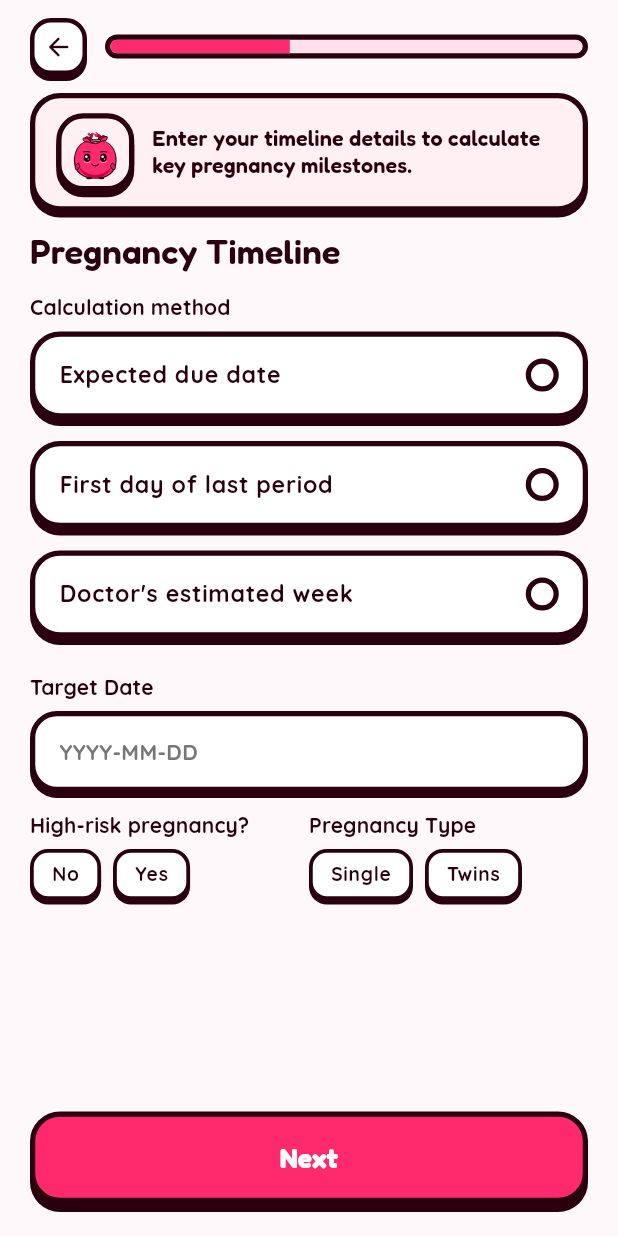
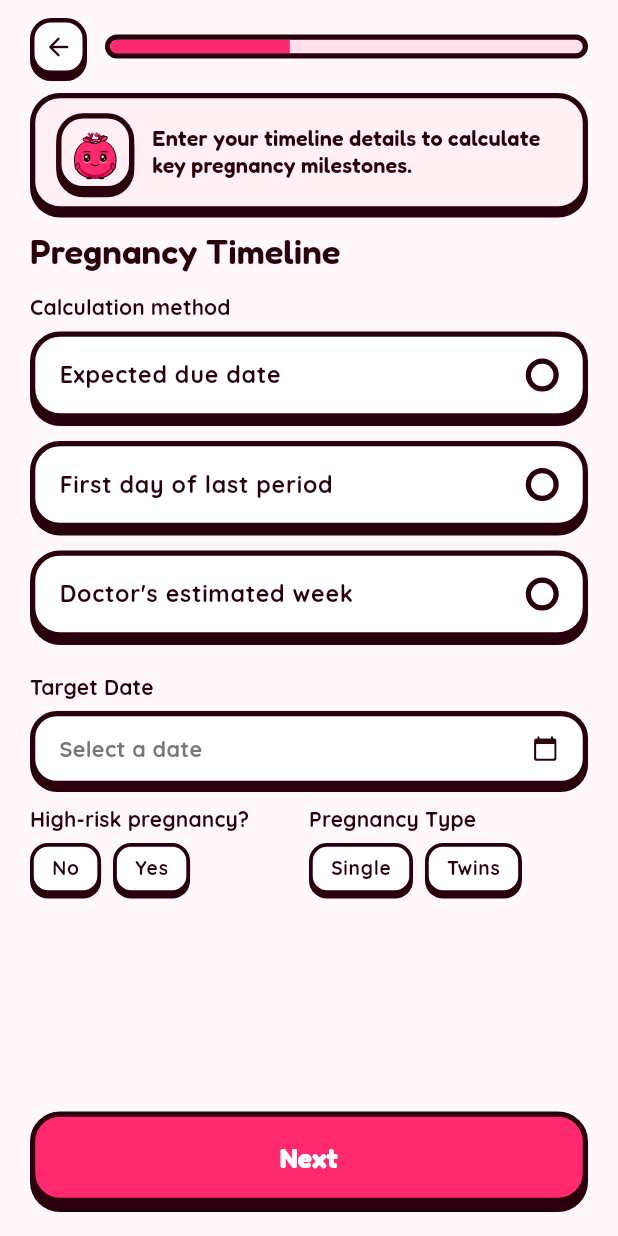
Before and after one commit to OswaldShilo/Eve, a Flutter app: the PregnantDueScreen screen opened directly with empty values, on a phone screen of 412 x 824 dp. Run offline on Flutter 3.47's test engine with Material 3 defaults, Android fonts, the phone set to English and light mode, and no system bars; our stand-ins replace appwrite, flutter_riverpod, go_router, google_fonts, printing; network calls fail.

Commit message:
feat(onboarding): UX step 4 — validation, Android back, due-date picker, busy states
- canContinueFrom(): Profile needs a name (numbers optional but numeric,
  with 'Enter a number' errors), Life-Stage needs a stage, Partner
  Relationship needs a relation; other screens stay optional as in the mock.
- OnboardingScaffold wraps the survey in PopScope so Android back steps
  back through the flow instead of exiting; Completion back returns to the
  last survey screen.
- Pregnancy 'Target Date' is a date picker storing YYYY-MM-DD.
- Auth: the tapped sign-in button spins and both ignore taps until done;
  Completion: 'Enter EVE' spins while saving and saves only once.
- Welcome's 'Joining a partner?' link is laid out under Begin Setup instead
  of stacked over it.
- Tests: profile/lifestage/partner-rel tests now satisfy validation first
  (intended behaviour change); new validation, back-navigation (handlePopRoute),
  date picker, busy and double-tap tests.

Co-Authored-By: Claude Opus 5.5 <noreply@anthropic.com>

```diff
--- a/EVE_MOBILE/app/lib/features/onboarding/presentation/screens/lifestage_screen.dart
+++ b/EVE_MOBILE/app/lib/features/onboarding/presentation/screens/lifestage_screen.dart
@@ -2,6 +2,7 @@ import 'package:flutter/material.dart';
 import 'package:flutter_riverpod/flutter_riverpod.dart';
 import 'package:eve_app/features/mascot/eve_emotion.dart';
 import 'package:eve_app/features/onboarding/domain/onboarding_state.dart';
+import 'package:eve_app/features/onboarding/domain/onboarding_validation.dart';
 import 'package:eve_app/features/onboarding/presentation/widgets/onboarding_scaffold.dart';
 import 'package:eve_app/features/onboarding/presentation/widgets/option_list.dart';
 
@@ -39,6 +40,7 @@ class LifeStageScreen extends ConsumerWidget {
       primaryLabel: 'Continue',
       onPrimaryPressed: onContinue,
       onBack: onBack,
+      primaryEnabled: canContinueFrom('lifestage', state),
       child: OptionList(
         items: _items,
         mode: OptionSelectionMode.single,
--- a/EVE_MOBILE/app/lib/features/onboarding/presentation/screens/partner_rel_screen.dart
+++ b/EVE_MOBILE/app/lib/features/onboarding/presentation/screens/partner_rel_screen.dart
@@ -2,6 +2,7 @@ import 'package:flutter/material.dart';
 import 'package:flutter_riverpod/flutter_riverpod.dart';
 import 'package:eve_app/features/mascot/eve_emotion.dart';
 import 'package:eve_app/features/onboarding/domain/onboarding_state.dart';
+import 'package:eve_app/features/onboarding/domain/onboarding_validation.dart';
 import 'package:eve_app/features/onboarding/presentation/widgets/onboarding_scaffold.dart';
 import 'package:eve_app/features/onboarding/presentation/widgets/option_list.dart';
 
@@ -36,6 +37,7 @@ class PartnerRelScreen extends ConsumerWidget {
       primaryLabel: 'Next',
       onPrimaryPressed: onContinue,
       onBack: onBack,
+      primaryEnabled: canContinueFrom('partner-rel', state),
       child: OptionList(
         items: _items,
         mode: OptionSelectionMode.single,
--- a/EVE_MOBILE/app/lib/features/onboarding/presentation/screens/pregnant_due_screen.dart
+++ b/EVE_MOBILE/app/lib/features/onboarding/presentation/screens/pregnant_due_screen.dart
@@ -1,5 +1,7 @@
 import 'package:flutter/material.dart';
 import 'package:flutter_riverpod/flutter_riverpod.dart';
+import 'package:intl/intl.dart';
+import 'package:eve_app/core/theme/eve_theme.dart';
 import 'package:eve_app/features/mascot/eve_emotion.dart';
 import 'package:eve_app/features/onboarding/domain/onboarding_state.dart';
 import 'package:eve_app/features/onboarding/presentation/widgets/onboarding_scaffold.dart';
@@ -52,12 +54,11 @@ class PregnantDueScreen extends ConsumerWidget {
             onToggle: (v) => notifier.setField('dueMethod', v),
           ),
           const SizedBox(height: 8),
-          EveTextField(
-            label: 'Target Date',
-            fieldKey: const Key('pregnant-due-date-field'),
-            hintText: 'YYYY-MM-DD',
-            initialValue: state.dueDate,
-            onChanged: (v) => notifier.setField('dueDate', v),
+          const EveFormLabel('Target Date'),
+          _DateField(
+            key: const Key('pregnant-due-date-field'),
+            value: state.dueDate,
+            onPicked: (v) => notifier.setField('dueDate', v),
           ),
           const SizedBox(height: 8),
           Row(
@@ -96,3 +97,64 @@ class PregnantDueScreen extends ConsumerWidget {
     );
   }
 }
+
+/// The mock's `<input type="date" class="form-input">`: an outlined field
+/// that opens the platform date picker. Stores `YYYY-MM-DD` in
+/// `OnboardingState.dueDate`, the format the onboarding mapper parses.
+class _DateField extends StatelessWidget {
+  const _DateField({super.key, required this.value, required this.onPicked});
+
+  final String value;
+  final ValueChanged<String> onPicked;
+
+  Future<void> _pick(BuildContext context) async {
+    final today = DateUtils.dateOnly(DateTime.now());
+    final current = DateTime.tryParse(value);
+    final first = today.subtract(const Duration(days: 300));
+    final last = today.add(const Duration(days: 300));
+    final initial = current != null && !current.isBefore(first) && !current.isAfter(last)
+        ? current
+        : today.add(const Duration(days: 140));
+    final picked = await showDatePicker(
+      context: context,
+      initialDate: initial,
+      firstDate: first,
+      lastDate: last,
+      helpText: 'Target Date',
+    );
+    if (picked != null) onPicked(DateFormat('yyyy-MM-dd').format(picked));
+  }
+
+  @override
+  Widget build(BuildContext context) {
+    final tokens = EveTokens.of(context);
+    final text = Theme.of(context).textTheme.bodyMedium!;
+    final parsed = DateTime.tryParse(value);
+    return Padding(
+      padding: const EdgeInsets.only(bottom: 4),
+      child: Semantics(
+        button: true,
+        label: 'Target Date',
+        value: parsed == null ? 'Not set' : DateFormat.yMMMMd().format(parsed),
+        child: GestureDetector(
+          onTap: () => _pick(context),
+          child: Container(
+            decoration: eveOutlined(color: tokens.card, radius: 18, shadow: 4),
+            padding: const EdgeInsets.symmetric(horizontal: 16, vertical: 12),
+            child: Row(
+              children: [
+                Expanded(
+                  child: Text(
+                    parsed == null ? 'Select a date' : DateFormat.yMMMd().format(parsed),
+                    style: text.copyWith(color: parsed == null ? tokens.muted : tokens.ink),
+                  ),
+                ),
+                Icon(Icons.calendar_today_rounded, size: 18, color: tokens.ink),
+              ],
+            ),
+          ),
+        ),
+      ),
+    );
+  }
+}
--- a/EVE_MOBILE/app/lib/features/onboarding/presentation/screens/profile_screen.dart
+++ b/EVE_MOBILE/app/lib/features/onboarding/presentation/screens/profile_screen.dart
@@ -2,6 +2,7 @@ import 'package:flutter/material.dart';
 import 'package:flutter_riverpod/flutter_riverpod.dart';
 import 'package:eve_app/features/mascot/eve_emotion.dart';
 import 'package:eve_app/features/onboarding/domain/onboarding_state.dart';
+import 'package:eve_app/features/onboarding/domain/onboarding_validation.dart';
 import 'package:eve_app/features/onboarding/presentation/widgets/onboarding_scaffold.dart';
 import 'package:eve_app/shared/widgets/eve_components.dart';
 
@@ -41,6 +42,7 @@ class ProfileScreen extends ConsumerWidget {
       primaryLabel: 'Next Step',
       onPrimaryPressed: onContinue,
       onBack: onBack,
+      primaryEnabled: canContinueFrom('profile', state),
       child: Column(
         crossAxisAlignment: CrossAxisAlignment.stretch,
         children: [
@@ -62,6 +64,7 @@ class ProfileScreen extends ConsumerWidget {
                   keyboardType: TextInputType.number,
                   textInputAction: TextInputAction.next,
                   initialValue: state.age,
+                  errorText: isBlankOrNumber(state.age) ? null : 'Enter a number',
                   onChanged: (v) => notifier.setField('age', v),
                 ),
               ),
@@ -73,6 +76,7 @@ class ProfileScreen extends ConsumerWidget {
                   keyboardType: TextInputType.number,
                   textInputAction: TextInputAction.next,
                   initialValue: state.height,
+                  errorText: isBlankOrNumber(state.height) ? null : 'Enter a number',
                   onChanged: (v) => notifier.setField('height', v),
                 ),
               ),
@@ -89,6 +93,7 @@ class ProfileScreen extends ConsumerWidget {
                   keyboardType: TextInputType.number,
                   textInputAction: TextInputAction.done,
                   initialValue: state.weight,
+                  errorText: isBlankOrNumber(state.weight) ? null : 'Enter a number',
                   onChanged: (v) => notifier.setField('weight', v),
                 ),
               ),
--- a/EVE_MOBILE/app/lib/features/onboarding/presentation/widgets/onboarding_scaffold.dart
+++ b/EVE_MOBILE/app/lib/features/onboarding/presentation/widgets/onboarding_scaffold.dart
@@ -47,7 +47,15 @@ class OnboardingScaffold extends StatelessWidget {
     // guidance card, the form and the pinned button together; tuck the
     // card away while typing so the focused field stays visible.
     final keyboardOpen = MediaQuery.viewInsetsOf(context).bottom > 0;
-    return Scaffold(
+    // System back (Android gesture/button) steps back through the survey
+    // exactly like the on-screen back button, instead of leaving the app
+    // (onboarding navigates with go(), so there is no route stack to pop).
+    return PopScope(
+      canPop: false,
+      onPopInvokedWithResult: (didPop, _) {
+        if (!didPop) onBack();
+      },
+      child: Scaffold(
         body: SafeArea(
           child: Padding(
             padding: const EdgeInsets.fromLTRB(20, 12, 20, 16),
@@ -148,6 +156,7 @@ class OnboardingScaffold extends StatelessWidget {
             ),
           ),
         ),
+      ),
     );
   }
 }
```
Also changed, not shown: EVE_MOBILE/app/lib/core/router/app_router.dart (+80 -53 lines), EVE_MOBILE/app/lib/features/onboarding/domain/onboarding_validation.dart (added, +31 -0 lines), EVE_MOBILE/app/lib/features/onboarding/presentation/screens/auth_screen.dart (+11 -2 lines), EVE_MOBILE/app/lib/features/onboarding/presentation/screens/completion_screen.dart (+10 -8 lines), EVE_MOBILE/app/lib/features/onboarding/presentation/screens/welcome_screen.dart (+20 -8 lines), 10 other files. Lines whose indentation alone changed are shown as unchanged.
